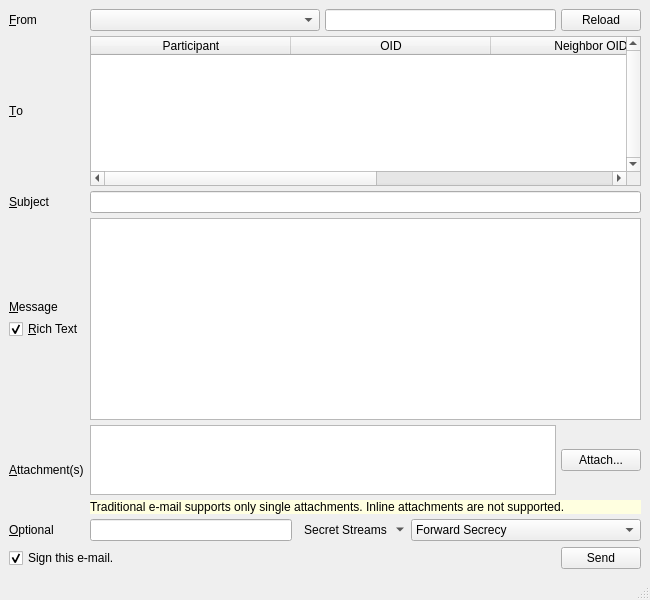
Before: the Qt Designer form branches/trunk/UI/spot-on-emailwindow.ui in textbrowser/spot-on, drawn with Qt 5.
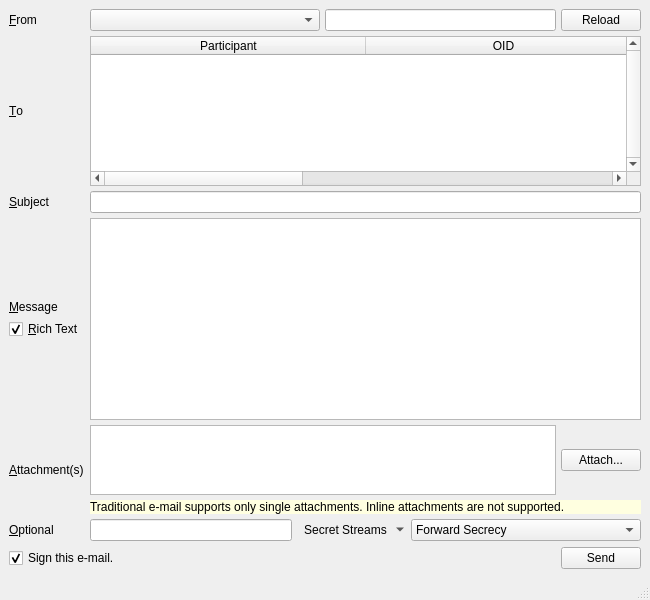
After: the same form once the commit is applied. Icons and pictures are not drawn.

```diff
--- a/branches/trunk/UI/spot-on-emailwindow.ui
+++ b/branches/trunk/UI/spot-on-emailwindow.ui
@@ -196,7 +196,7 @@
            <bool>true</bool>
           </property>
           <attribute name="horizontalHeaderDefaultSectionSize">
-           <number>200</number>
+           <number>275</number>
           </attribute>
           <attribute name="horizontalHeaderStretchLastSection">
            <bool>true</bool>
```
